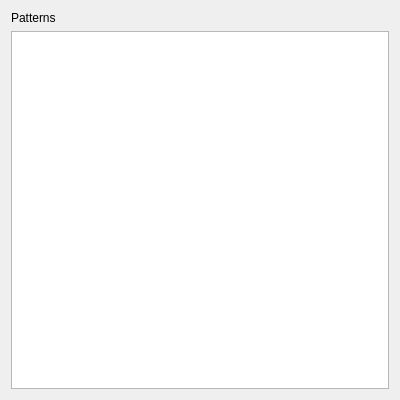
First picture: the form in contents/ui/config.ui, repository esjeon/kwin-forceblur, before the edit.
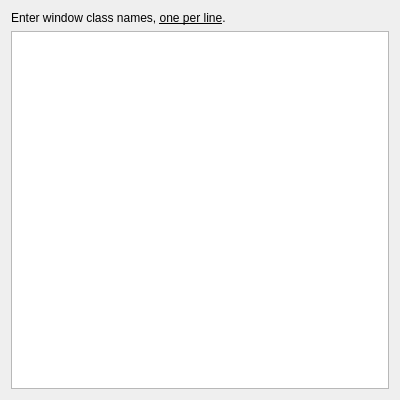
Second picture: the form after the edit.

Commit message: lower entry barrier by providing default value

```diff
--- a/contents/ui/config.ui
+++ b/contents/ui/config.ui
@@ -17,7 +17,7 @@
    <item>
     <widget class="QLabel" name="label">
      <property name="text">
-      <string>Patterns</string>
+      <string notr="true">&lt;html&gt;&lt;head/&gt;&lt;body&gt;&lt;p&gt;Enter window class names, &lt;span style=&quot; text-decoration: underline;&quot;&gt;one per line&lt;/span&gt;.&lt;/p&gt;&lt;/body&gt;&lt;/html&gt;</string>
      </property>
     </widget>
    </item>
```
Left out of the diff: 3 changed lines with no effect on the pictures. The commit also changes 2 other files.
